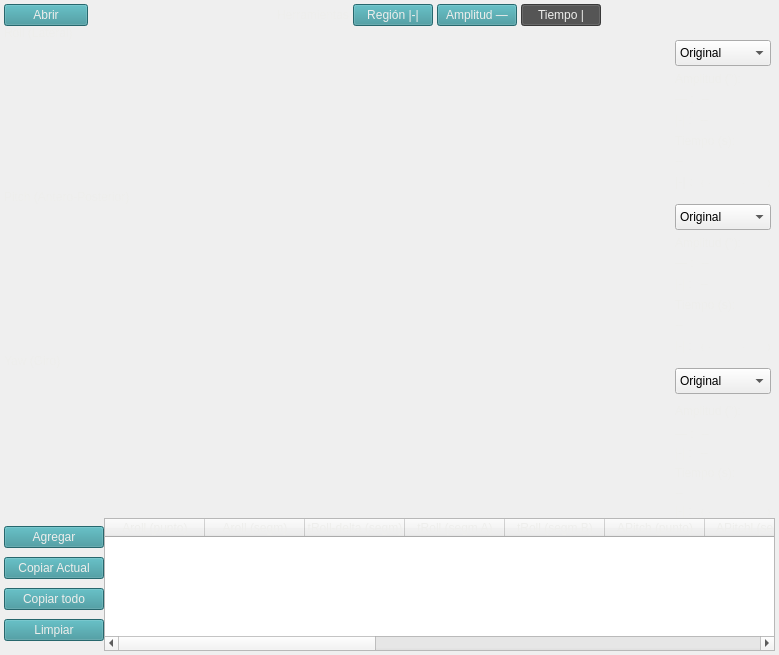
Debaq/Fullaxis, file Software/development/Form/graph.ui: the form before one commit.
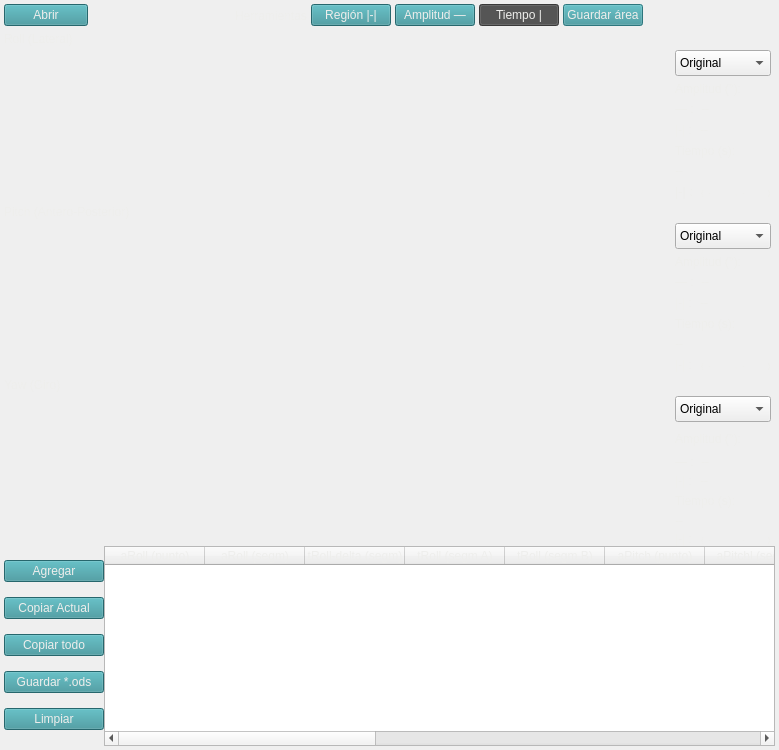
The form after the commit. Icons and pictures are not drawn.

What changed in the file:
```diff
--- a/Software/development/Form/graph.ui
+++ b/Software/development/Form/graph.ui
@@ -7,7 +7,7 @@
     <x>0</x>
     <y>0</y>
     <width>779</width>
-    <height>655</height>
+    <height>750</height>
    </rect>
   </property>
   <property name="windowTitle">
@@ -226,6 +226,24 @@
           </property>
          </widget>
         </item>
+        <item>
+         <widget class="QPushButton" name="btn_savearea">
+          <property name="enabled">
+           <bool>false</bool>
+          </property>
+          <property name="text">
+           <string>Guardar área</string>
+          </property>
+          <property name="icon">
+           <iconset>
+            <normalon>:/icons_white/icons/png/16x16/cil-save.png</normalon>
+           </iconset>
+          </property>
+          <property name="checkable">
+           <bool>false</bool>
+          </property>
+         </widget>
+        </item>
         <item>
          <spacer name="horizontalSpacer_2">
           <property name="orientation">
@@ -1188,6 +1206,13 @@
              </property>
             </widget>
            </item>
+           <item>
+            <widget class="QPushButton" name="btn_ods">
+             <property name="text">
+              <string>Guardar *.ods</string>
+             </property>
+            </widget>
+           </item>
            <item>
             <widget class="QPushButton" name="btn_clear">
              <property name="maximumSize">
@@ -1258,12 +1283,12 @@
              </attribute>
              <column>
               <property name="text">
-               <string>Aroll (punto)</string>
+               <string>aRoll (punto)</string>
               </property>
              </column>
              <column>
               <property name="text">
-               <string>Aroll (segm)</string>
+               <string>aRoll (segm)</string>
               </property>
              </column>
              <column>
@@ -1283,12 +1308,12 @@
              </column>
              <column>
               <property name="text">
-               <string>APitch (punto)</string>
+               <string>aPitch (punto)</string>
               </property>
              </column>
              <column>
               <property name="text">
-               <string>APitchl (segm)</string>
+               <string>aPitchl (segm)</string>
               </property>
              </column>
              <column>
@@ -1308,12 +1333,12 @@
              </column>
              <column>
               <property name="text">
-               <string>AYaw (punto)</string>
+               <string>aYaw (punto)</string>
               </property>
              </column>
              <column>
               <property name="text">
-               <string>AYaw (segm)</string>
+               <string>aYaw (segm)</string>
               </property>
              </column>
              <column>
```
